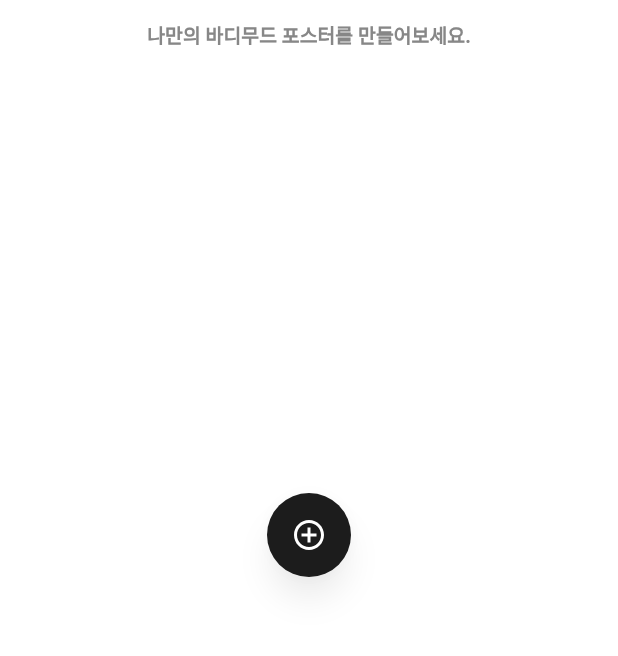
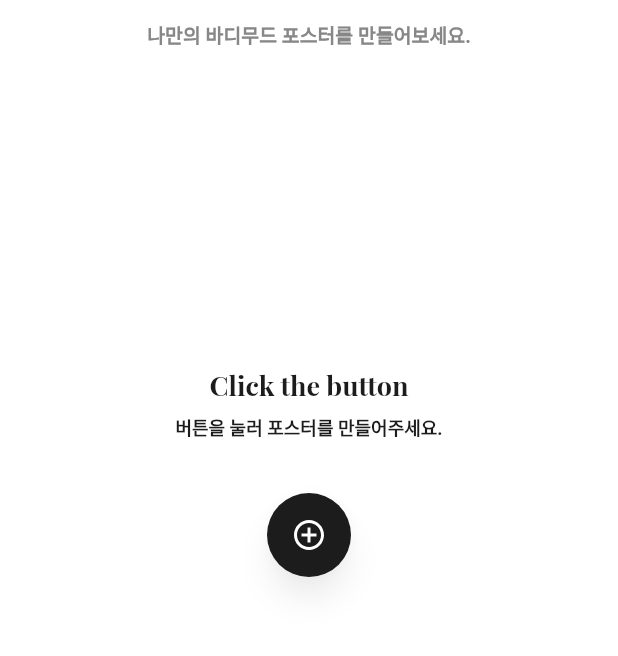
Before and after one commit to depromeet/bodymood-flutter, a Flutter app: the AlbumPage screen opened directly, on a phone screen of 412 x 824 dp, the part 575-1231 px from its top. Run offline on Flutter 3.47's test engine with Material 2 defaults, Android fonts, the light colour scheme and no system bars; our stand-ins replace after_layout, cached_network_image, carousel_slider, dio, dotted_border, equatable and 7 more; missing offline and left inert: flowder, kakao_flutter_sdk, mime_type, network_to_file_image; generated files the repository leaves out were written again; Roboto replaces fonts that are missing (Pretendard Variable); statements that could not run were skipped; project files that could hold a hidden picture were left out.

Commit message:
#33 앨범 비었을 때 툴팁 표시

```diff
--- a/lib/gui/posters/posters_page.dart
+++ b/lib/gui/posters/posters_page.dart
@@ -11,6 +11,7 @@ import '../widgets/appbar/appbar.dart';
 import 'button/create_poster_button.dart';
 import 'posters_view/empty_posters_view.dart';
 import 'posters_view/grid_view.dart';
+import 'tooltip/create_tooltip.dart';
 
 class AlbumPage extends ConsumerWidget {
   const AlbumPage({Key? key}) : super(key: key);
@@ -60,10 +61,20 @@ class AlbumPage extends ConsumerWidget {
                 ),
               ],
             ),
+            _buildTooltip(),
             _buildFloatingCreatePosterButton(),
           ],
         ),
       ),
+    );
+  }
+
+  Widget _buildTooltip() {
+    return const Positioned(
+      bottom: 148,
+      left: 0,
+      right: 0,
+      child: CreateTooltip(),
     );
   }
 
--- /dev/null
+++ b/lib/gui/posters/tooltip/create_tooltip.dart
@@ -0,0 +1,41 @@
+import 'package:bodymood/bloc/posters/riverpod/poster_album_provider.dart';
+import 'package:flutter/material.dart';
+import 'package:flutter_riverpod/flutter_riverpod.dart';
+import 'package:google_fonts/google_fonts.dart';
+
+import '../../constants/color.dart';
+
+class CreateTooltip extends ConsumerWidget {
+  const CreateTooltip({Key? key}) : super(key: key);
+  @override
+  Widget build(BuildContext context, WidgetRef ref) {
+    final isEmpty = ref.watch(posterAlbumProvider).isEmpty;
+    return isEmpty
+        ? Column(
+            crossAxisAlignment: CrossAxisAlignment.center,
+            mainAxisSize: MainAxisSize.min,
+            children: [
+              Text(
+                'Click the button',
+                style: GoogleFonts.playfairDisplay(
+                  fontSize: 18,
+                  height: 1.4,
+                  fontWeight: FontWeight.bold,
+                  color: clPrimaryBlack,
+                ),
+              ),
+              const SizedBox(height: 10),
+              const Text(
+                '버튼을 눌러 포스터를 만들어주세요.',
+                style: TextStyle(
+                  fontSize: 12,
+                  height: 14 / 12,
+                  fontWeight: FontWeight.bold,
+                  color: clPrimaryBlack,
+                ),
+              ),
+            ],
+          )
+        : const SizedBox.shrink();
+  }
+}
```
